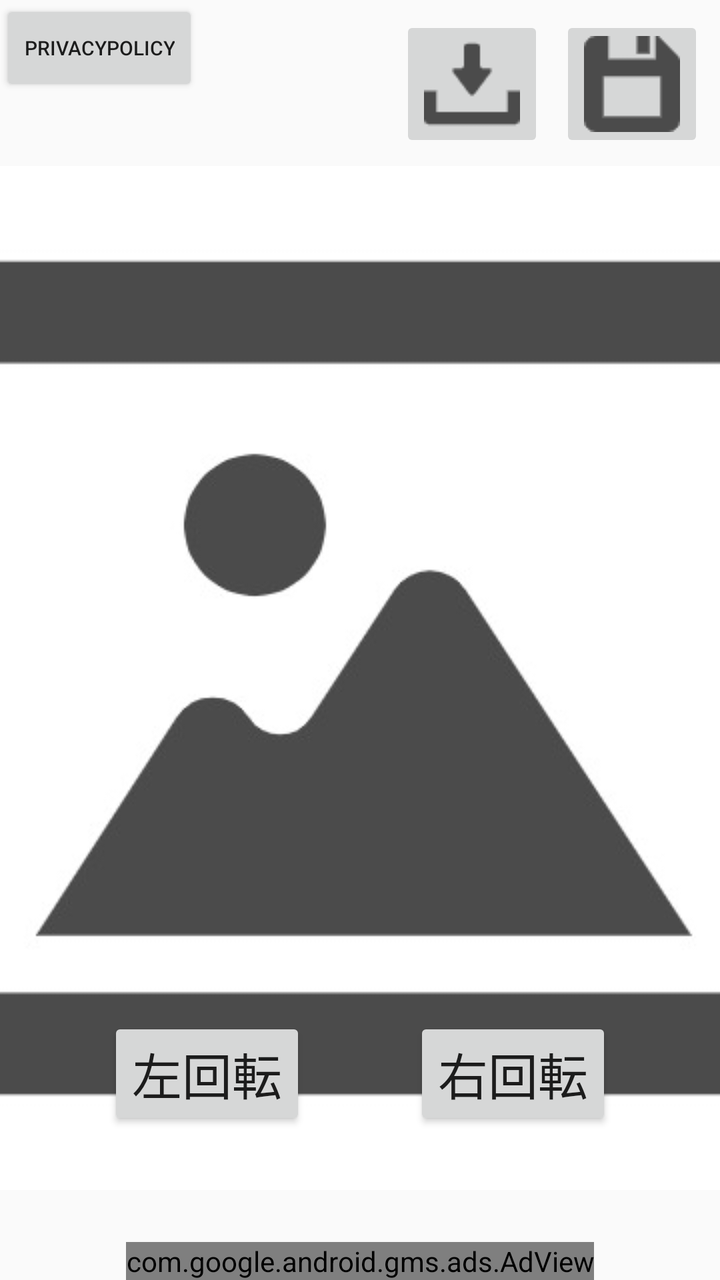
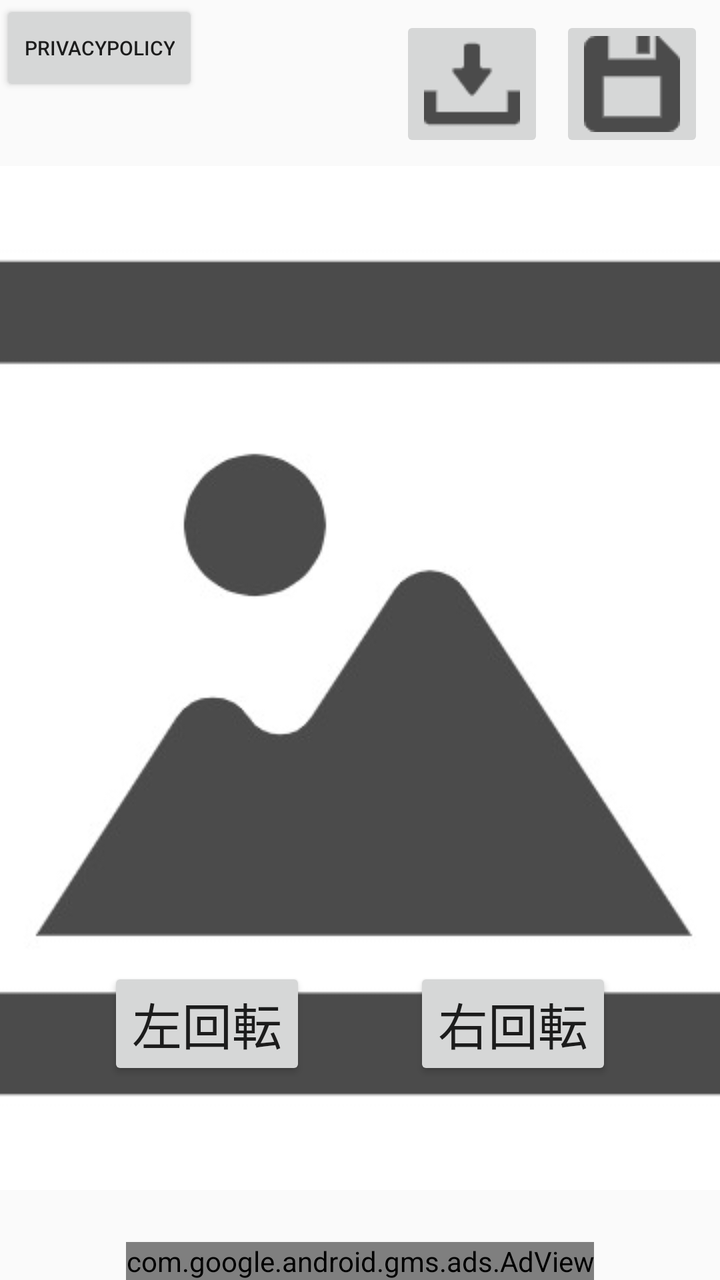

Before-and-after screenshots of an Android layout around one commit, followed by the original layout XML and the change that was made.
<!-- AndroidManifest.xml: application theme Theme.ImageRotateApplication -->
<!-- res/layout/activity_main.xml -->
<?xml version="1.0" encoding="utf-8"?>
<androidx.constraintlayout.widget.ConstraintLayout  xmlns:android="http://schemas.android.com/apk/res/android"
    xmlns:app="http://schemas.android.com/apk/res-auto"
    xmlns:tools="http://schemas.android.com/tools"
    android:layout_width="match_parent"
    android:layout_height="match_parent"
    xmlns:ads="http://schemas.android.com/apk/res-auto"
    tools:context=".MainActivity">


    <ImageView
        android:id="@+id/ResultView"
        android:layout_width="wrap_content"
        android:layout_height="wrap_content"
        android:layout_marginTop="7dp"
        android:scaleType="centerCrop"
        app:layout_constraintEnd_toEndOf="parent"
        app:layout_constraintStart_toStartOf="parent"
        app:layout_constraintTop_toBottomOf="@+id/saveButton"
        app:srcCompat="@drawable/picture_icon" />

    <ImageButton
        android:id="@+id/importButton"
        android:layout_width="wrap_content"
        android:layout_height="wrap_content"
        android:layout_marginTop="8dp"
        android:layout_marginEnd="8dp"
        android:onClick="importButton"
        android:src="@drawable/importbutton"
        app:layout_constraintEnd_toStartOf="@+id/saveButton"
        app:layout_constraintTop_toTopOf="parent" />

    <ImageButton
        android:id="@+id/saveButton"
        android:layout_width="wrap_content"
        android:layout_height="wrap_content"
        android:layout_marginTop="8dp"
        android:layout_marginEnd="8dp"
        android:onClick="saveButton"
        android:src="@drawable/savebutton"
        app:layout_constraintEnd_toEndOf="parent"
        app:layout_constraintTop_toTopOf="parent" />

    <Button
        android:id="@+id/rotateLeftButton"
        android:layout_width="wrap_content"
        android:layout_height="wrap_content"
        android:layout_marginBottom="75dp"
        android:onClick="rotateLeftButton"
        android:text="左回転"
        android:textSize="25sp"
        app:layout_constraintBottom_toBottomOf="parent"
        app:layout_constraintEnd_toStartOf="@id/rotateRightButton"
        app:layout_constraintStart_toStartOf="parent" />

    <Button
        android:id="@+id/rotateRightButton"
        android:layout_width="wrap_content"
        android:layout_height="wrap_content"
        android:layout_marginBottom="75dp"
        android:text="右回転"
        android:textSize="25sp"
        android:onClick="rotateRightButton"
        app:layout_constraintBottom_toBottomOf="parent"
        app:layout_constraintEnd_toEndOf="parent"
        app:layout_constraintStart_toEndOf="@+id/rotateLeftButton" />

    <Button
        android:id="@+id/privacyButton"
        android:layout_width="wrap_content"
        android:layout_height="wrap_content"
        android:text="privacypolicy"
        android:textSize="10sp"
        android:onClick="goPrivacyActivity"
        app:layout_constraintStart_toStartOf="parent"
        app:layout_constraintTop_toTopOf="parent" />

    <com.google.android.gms.ads.AdView
        android:id="@+id/adView"
        android:layout_width="wrap_content"
        android:layout_height="wrap_content"
        app:layout_constraintBottom_toBottomOf="parent"
        app:layout_constraintEnd_toEndOf="parent"
        ads:adSize="BANNER"
        ads:adUnitId="ca-app-pub-2742833893230662/8909430659"
        app:layout_constraintStart_toStartOf="parent" />


</androidx.constraintlayout.widget.ConstraintLayout>
<!-- resources referenced by this layout -->
<resources>
  <!-- drawable importbutton: png bitmap (drawable, 675 bytes) -->
  <!-- drawable picture_icon: jpeg bitmap (drawable, 11058 bytes) -->
  <!-- drawable savebutton: png bitmap (drawable, 595 bytes) -->
  <style name="Theme.ImageRotateApplication" parent="Theme.AppCompat.Light.NoActionBar">
          
          <item name="colorPrimary">@color/purple_500</item>
          <item name="colorPrimaryDark">@color/purple_700</item>
          <item name="colorAccent">@color/teal_200</item>
          
      </style>
  <color name="purple_500">#FF6200EE</color>
  <color name="purple_700">#FF3700B3</color>
  <color name="teal_200">#FF03DAC5</color>
</resources>

<!-- the commit's change to res/layout/activity_main.xml (unified diff, before → after) -->
@@ -45,7 +45,7 @@
         android:id="@+id/rotateLeftButton"
         android:layout_width="wrap_content"
         android:layout_height="wrap_content"
-        android:layout_marginBottom="75dp"
+        android:layout_marginBottom="100dp"
         android:onClick="rotateLeftButton"
         android:text="左回転"
         android:textSize="25sp"
@@ -57,10 +57,10 @@
         android:id="@+id/rotateRightButton"
         android:layout_width="wrap_content"
         android:layout_height="wrap_content"
-        android:layout_marginBottom="75dp"
+        android:layout_marginBottom="100dp"
+        android:onClick="rotateRightButton"
         android:text="右回転"
         android:textSize="25sp"
-        android:onClick="rotateRightButton"
         app:layout_constraintBottom_toBottomOf="parent"
         app:layout_constraintEnd_toEndOf="parent"
         app:layout_constraintStart_toEndOf="@+id/rotateLeftButton" />
